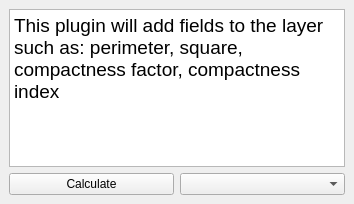
Old version of the form geom_calc_dockwidget_base.ui in the repository NorthisRP/QGisGeomCalc.
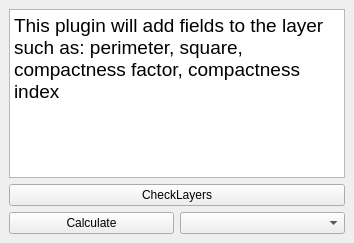
New version of the form.

Commit message: Добавлены новые функции, исправлены некоторые ошибки Добавлена кнопка CheckLayers, осуществляющая поиск новых добавленных слоев Добавлено вычисление коэфф. компактности

Patch:
```diff
--- a/geom_calc_dockwidget_base.ui
+++ b/geom_calc_dockwidget_base.ui
@@ -7,7 +7,7 @@
     <x>0</x>
     <y>0</y>
     <width>354</width>
-    <height>204</height>
+    <height>243</height>
    </rect>
   </property>
   <property name="windowTitle">
@@ -28,6 +28,13 @@
         </property>
        </widget>
       </item>
+      <item>
+       <widget class="QPushButton" name="check">
+        <property name="text">
+         <string>CheckLayers</string>
+        </property>
+       </widget>
+      </item>
       <item>
        <layout class="QHBoxLayout" name="horizontalLayout">
         <item>
```
The commit also changes 2 other files.
